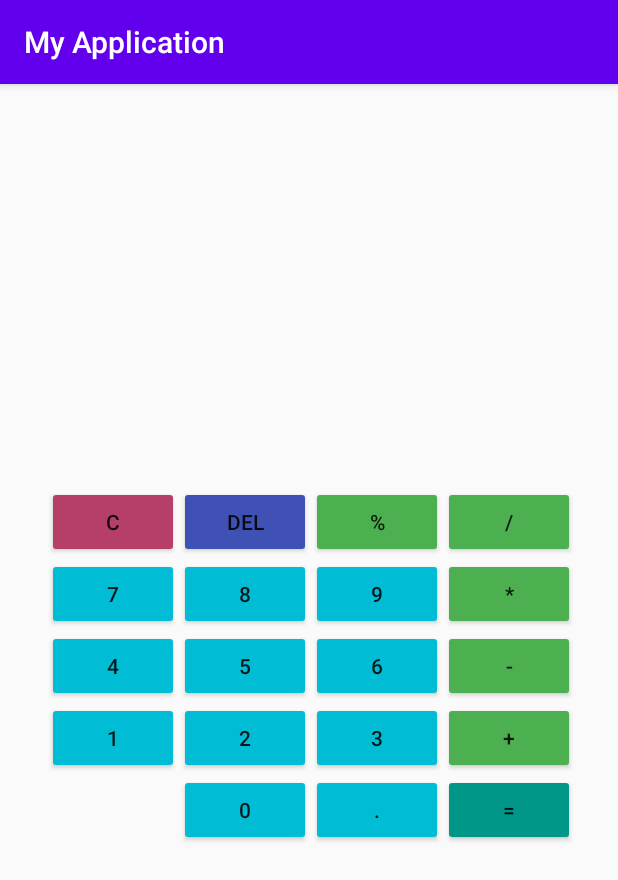
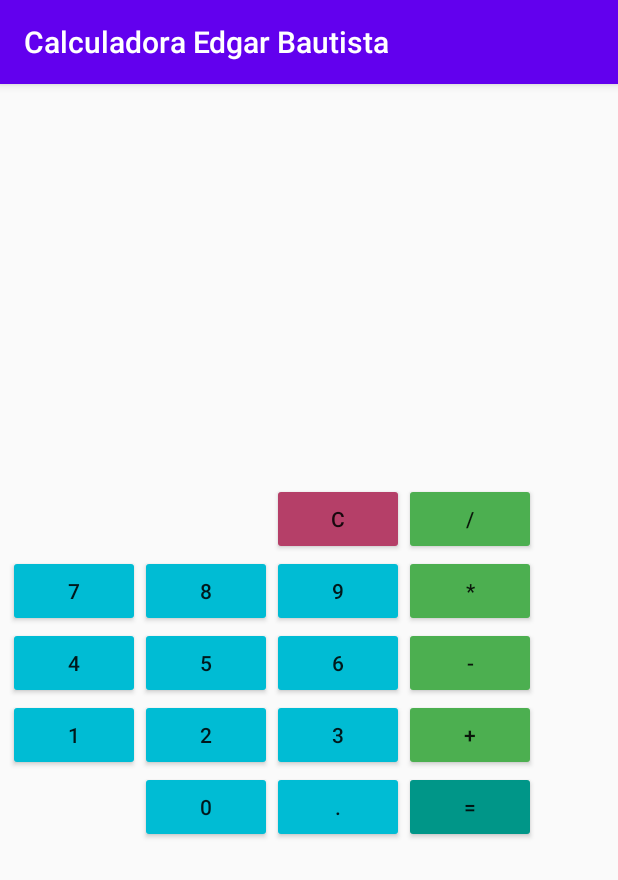
Before and after one commit to edgarbautista-dev/Calculadora, an Android app: the screen it shows after launch (MainActivity), on a phone screen of 412 x 824 dp. Shown: the top 880 px of the screen. Run offline under Robolectric (Android 15) with nearby library versions, the phone set to English and light mode, and no system bars.

Commit message:
calculator operations and design

```diff
--- a/app/src/main/java/com/example/myapplication/MainActivity.java
+++ b/app/src/main/java/com/example/myapplication/MainActivity.java
@@ -2,14 +2,19 @@ package com.example.myapplication;
 
 import android.support.v7.app.AppCompatActivity;
 import android.os.Bundle;
+import android.view.View;
 import android.widget.Button;
 import android.widget.TextView;
 
+/**
+ * Created by Edgar Bautista
+ *
+ * Calculadora basica con botones
+ */
 public class MainActivity extends AppCompatActivity {
-    private TextView lblMessage;
+    private TextView result;
+    private TextView info;
     private Button buttonC;
-    private Button buttonDelete;
-    private Button buttonPercent;
     private Button buttonDivision;
     private Button buttonMultiplication;
     private Button buttonMinus;
@@ -26,18 +31,118 @@ public class MainActivity extends AppCompatActivity {
     private Button button9;
     private Button button0;
     private Button buttonDot;
+    private final char SUMA = '+';
+    private final char RESTA = '-';
+    private final char MULTIPLICACION = '*';
+    private final char DIVISION = '/';
+    private final char IGUAL = 0;
+    private double val1 = Double.NaN;
+    private double val2;
+    private char ACTION;
+
+    private void setupUIViews(){
+        result = (TextView) findViewById(R.id.LblMensaje);
+        info = (TextView) findViewById(R.id.info);
+        buttonC = (Button) findViewById(R.id.buttonC);
+        buttonDivision = (Button) findViewById(R.id.buttonDivision);
+        buttonMultiplication = (Button) findViewById(R.id.buttonMultiplication);
+        buttonMinus = (Button) findViewById(R.id.buttonMinus);
+        buttonSum = (Button) findViewById(R.id.buttonSum);
+        buttonEquals = (Button) findViewById(R.id.buttonEquals);
+        button = (Button) findViewById(R.id.button);
+        button2 = (Button) findViewById(R.id.button2);
+        button3 = (Button) findViewById(R.id.button3);
+        button4 = (Button) findViewById(R.id.button4);
+        button5 = (Button) findViewById(R.id.button5);
+        button6 = (Button) findViewById(R.id.button6);
+        button7 = (Button) findViewById(R.id.button7);
+        button8 = (Button) findViewById(R.id.button8);
+        button9 = (Button) findViewById(R.id.button9);
+        button0 = (Button) findViewById(R.id.button0);
+        buttonDot = (Button) findViewById(R.id.buttonDot);
+    }
 
 
     @Override
     protected void onCreate(Bundle savedInstanceState) {
         super.onCreate(savedInstanceState);
         setContentView(R.layout.activity_main);
-        lblMessage = (TextView) findViewById(R.id.LblMensaje);
-        buttonC = (Button) findViewById(R.id.buttonC);
-        buttonC.setOnClickListener((arg0) ->{lblMessage.setText("boton C presionado!");
-            System.out.println("Test de print:" + lblMessage.getText());
-        });
+        setupUIViews();
+       button.setOnClickListener(v -> info.setText(info.getText().toString() + "1"));
+       button2.setOnClickListener(v -> info.setText(info.getText().toString() + "2"));
+         button3.setOnClickListener(v -> info.setText(info.getText().toString() + "3"));
+            button4.setOnClickListener(v -> info.setText(info.getText().toString() + "4"));
+            button5.setOnClickListener(v -> info.setText(info.getText().toString() + "5"));
+            button6.setOnClickListener(v -> info.setText(info.getText().toString() + "6"));
+            button7.setOnClickListener(v -> info.setText(info.getText().toString() + "7"));
+            button8.setOnClickListener(v -> info.setText(info.getText().toString() + "8"));
+            button9.setOnClickListener(v -> info.setText(info.getText().toString() + "9"));
+            button0.setOnClickListener(v -> info.setText(info.getText().toString() + "0"));
+            buttonDot.setOnClickListener(v -> info.setText(info.getText().toString() + "."));
+            buttonC.setOnClickListener(v -> {
+                if (info.getText().length() > 0) {
+                    CharSequence name = info.getText().toString();
+                    info.setText(name.subSequence(0, name.length() - 1));
+                } else {
+                    val1 = Double.NaN;
+                    val2 = Double.NaN;
+                    info.setText(null);
+                    result.setText(null);
+                }
+            });
+            buttonSum.setOnClickListener(v -> {
+                compute();
+                ACTION = SUMA;
+                result.setText(String.valueOf(val1) + "+");
+                info.setText(null);
+            });
+            buttonMinus.setOnClickListener(v -> {
+                compute();
+                ACTION = RESTA;
+                result.setText(String.valueOf(val1) + "-");
+                info.setText(null);
+            });
+            buttonMultiplication.setOnClickListener(v -> {
+                compute();
+                ACTION = MULTIPLICACION;
+                result.setText(String.valueOf(val1) + "*");
+                info.setText(null);
+            });
+            buttonDivision.setOnClickListener(v -> {
+                compute();
+                ACTION = DIVISION;
+                result.setText(String.valueOf(val1) + "/");
+                info.setText(null);
+            });
+            buttonEquals.setOnClickListener(v -> {
+                compute();
+                ACTION = IGUAL;
+                result.setText(result.getText().toString() + val2 + "=" + val1);
+                info.setText(null);
+            });
+    }
 
-
+    private void compute() {
+        if (!Double.isNaN(val1)) {
+            val2 = Double.parseDouble(info.getText().toString());
+            switch (ACTION) {
+                case SUMA:
+                    val1 = val1 + val2;
+                    break;
+                case RESTA:
+                    val1 = val1 - val2;
+                    break;
+                case MULTIPLICACION:
+                    val1 = val1 * val2;
+                    break;
+                case DIVISION:
+                    val1 = val1 / val2;
+                    break;
+                case IGUAL:
+                    break;
+            }
+        } else {
+            val1 = Double.parseDouble(info.getText().toString());
+        }
     }
 }
--- a/app/src/main/res/layout/activity_main.xml
+++ b/app/src/main/res/layout/activity_main.xml
@@ -10,11 +10,10 @@
     <TextView
             android:layout_width="0dp"
             android:layout_height="0dp" android:id="@+id/LblMensaje"
-            android:layout_marginTop="16dp"
-            android:layout_marginBottom="17dp" app:layout_constraintEnd_toEndOf="parent"
-            app:layout_constraintBottom_toTopOf="@+id/buttonDivision" app:layout_constraintTop_toTopOf="parent"
-            app:layout_constraintStart_toStartOf="@+id/buttonDelete"
-            android:layout_marginStart="30dp" android:layout_marginEnd="27dp"/>
+            android:layout_marginTop="9dp"
+            app:layout_constraintTop_toBottomOf="@+id/info" android:layout_marginBottom="9dp"
+            app:layout_constraintEnd_toEndOf="@+id/info" app:layout_constraintBottom_toTopOf="@+id/buttonDivision"
+            app:layout_constraintStart_toStartOf="@+id/info"/>
     <Button
             android:text="2"
             android:layout_width="wrap_content"
@@ -26,8 +25,8 @@
             android:layout_width="wrap_content"
             android:layout_height="wrap_content" android:id="@+id/buttonC"
             android:visibility="visible" android:backgroundTint="#B53F68"
-            app:layout_constraintStart_toStartOf="@+id/button7"
-            app:layout_constraintBaseline_toBaselineOf="@+id/buttonDelete"/>
+            app:layout_constraintTop_toTopOf="parent" android:layout_marginTop="266dp"
+            app:layout_constraintStart_toEndOf="@+id/button8"/>
     <Button
             android:text="1"
             android:layout_width="wrap_content"
@@ -40,14 +39,14 @@
             android:layout_width="wrap_content"
             android:layout_height="wrap_content" android:id="@+id/button3"
             android:backgroundTint="#00BCD4"
-            app:layout_constraintTop_toTopOf="@+id/button2" app:layout_constraintStart_toStartOf="@+id/button6"/>
+            app:layout_constraintStart_toStartOf="@+id/button6" app:layout_constraintTop_toBottomOf="@+id/buttonMinus"/>
     <Button
             android:text="/"
             android:layout_width="wrap_content"
             android:layout_height="wrap_content" android:id="@+id/buttonDivision"
             android:backgroundTint="#4CAF50" tools:ignore="MissingConstraints"
-            app:layout_constraintBaseline_toBaselineOf="@+id/buttonPercent"
-            app:layout_constraintStart_toEndOf="@+id/buttonPercent" app:layout_constraintEnd_toEndOf="parent"/>
+            app:layout_constraintBaseline_toBaselineOf="@+id/buttonC"
+            app:layout_constraintStart_toEndOf="@+id/buttonC"/>
     <Button
             android:text="-"
             android:layout_width="wrap_content"
@@ -80,8 +79,7 @@
             android:layout_width="wrap_content"
             android:layout_height="wrap_content" android:id="@+id/button5"
             android:backgroundTint="#00BCD4"
-            app:layout_constraintBaseline_toBaselineOf="@+id/button6"
-            app:layout_constraintStart_toEndOf="@+id/button4"/>
+            app:layout_constraintTop_toBottomOf="@+id/button7" app:layout_constraintStart_toEndOf="@+id/button7"/>
     <Button
             android:text="6"
             android:layout_width="wrap_content"
@@ -89,12 +87,6 @@
             android:backgroundTint="#00BCD4"
             app:layout_constraintStart_toStartOf="@+id/button9"
             app:layout_constraintTop_toBottomOf="@+id/buttonMultiplication"/>
-    <Button
-            android:text="del"
-            android:layout_width="wrap_content"
-            android:layout_height="wrap_content" android:id="@+id/buttonDelete"
-            android:backgroundTint="#3F51B5"
-            app:layout_constraintTop_toTopOf="@+id/buttonPercent" app:layout_constraintStart_toEndOf="@+id/buttonC"/>
     <Button
             android:text="*"
             android:layout_width="wrap_content"
@@ -107,31 +99,21 @@
             android:layout_width="wrap_content"
             android:layout_height="wrap_content" android:id="@+id/button9"
             android:backgroundTint="#00BCD4"
-            app:layout_constraintStart_toStartOf="@+id/buttonPercent"
+            app:layout_constraintStart_toStartOf="@+id/buttonC"
             app:layout_constraintTop_toBottomOf="@+id/buttonDivision"/>
-    <Button
-            android:text="%"
-            android:layout_width="wrap_content"
-            android:layout_height="wrap_content" android:id="@+id/buttonPercent"
-            android:backgroundTint="#4CAF50"
-            app:layout_constraintTop_toTopOf="parent" android:layout_marginTop="268dp"
-            app:layout_constraintStart_toEndOf="@+id/button8" app:layout_constraintEnd_toStartOf="@+id/buttonDivision"/>
     <Button
             android:text="7"
             android:layout_width="wrap_content"
             android:layout_height="wrap_content" android:id="@+id/button7"
             android:backgroundTint="#00BCD4"
-            app:layout_constraintHorizontal_chainStyle="packed" app:layout_constraintStart_toStartOf="parent"
-            android:layout_marginStart="2dp"
-            app:layout_constraintBaseline_toBaselineOf="@+id/button8"
-            app:layout_constraintEnd_toStartOf="@+id/button8"/>
+            app:layout_constraintStart_toStartOf="parent"
+            app:layout_constraintBaseline_toBaselineOf="@+id/button8" android:layout_marginStart="5dp"/>
     <Button
             android:text="8"
             android:layout_width="wrap_content"
             android:layout_height="wrap_content" android:id="@+id/button8"
             android:backgroundTint="#00BCD4"
-            app:layout_constraintStart_toEndOf="@+id/button7" app:layout_constraintEnd_toStartOf="@+id/buttonPercent"
-            app:layout_constraintBottom_toTopOf="@+id/button4"/>
+            app:layout_constraintTop_toBottomOf="@+id/buttonC" app:layout_constraintStart_toEndOf="@+id/button7"/>
     <Button
             android:text="4"
             android:layout_width="wrap_content"
@@ -146,6 +128,14 @@
             android:backgroundTint="#4CAF50"
             app:layout_constraintStart_toStartOf="@+id/buttonMinus"
             app:layout_constraintBaseline_toBaselineOf="@+id/button3"/>
+    <TextView
+            android:text=""
+            android:layout_width="186dp"
+            android:layout_height="61dp" android:id="@+id/info"
+            android:layout_marginTop="126dp" android:layout_marginBottom="127dp"
+            app:layout_constraintEnd_toEndOf="parent" app:layout_constraintTop_toTopOf="parent"
+            app:layout_constraintBottom_toBottomOf="@+id/buttonDivision" android:layout_marginEnd="19dp"
+    />
 
 
 </android.support.constraint.ConstraintLayout>
--- a/app/src/main/res/values/strings.xml
+++ b/app/src/main/res/values/strings.xml
@@ -1,3 +1,3 @@
 <resources>
-    <string name="app_name">My Application</string>
+    <string name="app_name">Calculadora Edgar Bautista</string>
 </resources>
```
